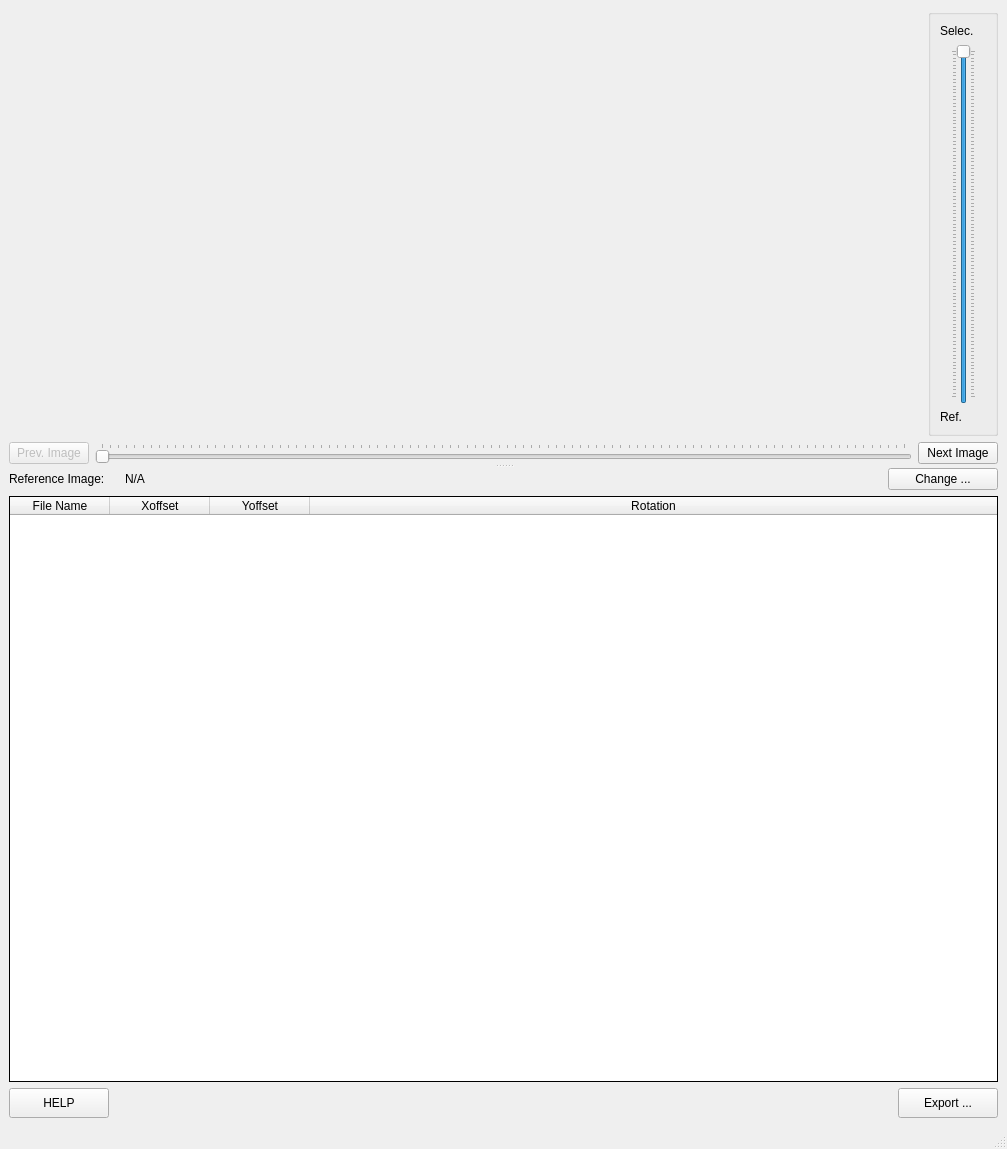
Before: the Qt Designer form ui/ui_registration.ui in neutronimaging/python_notebooks, drawn with Qt 5.
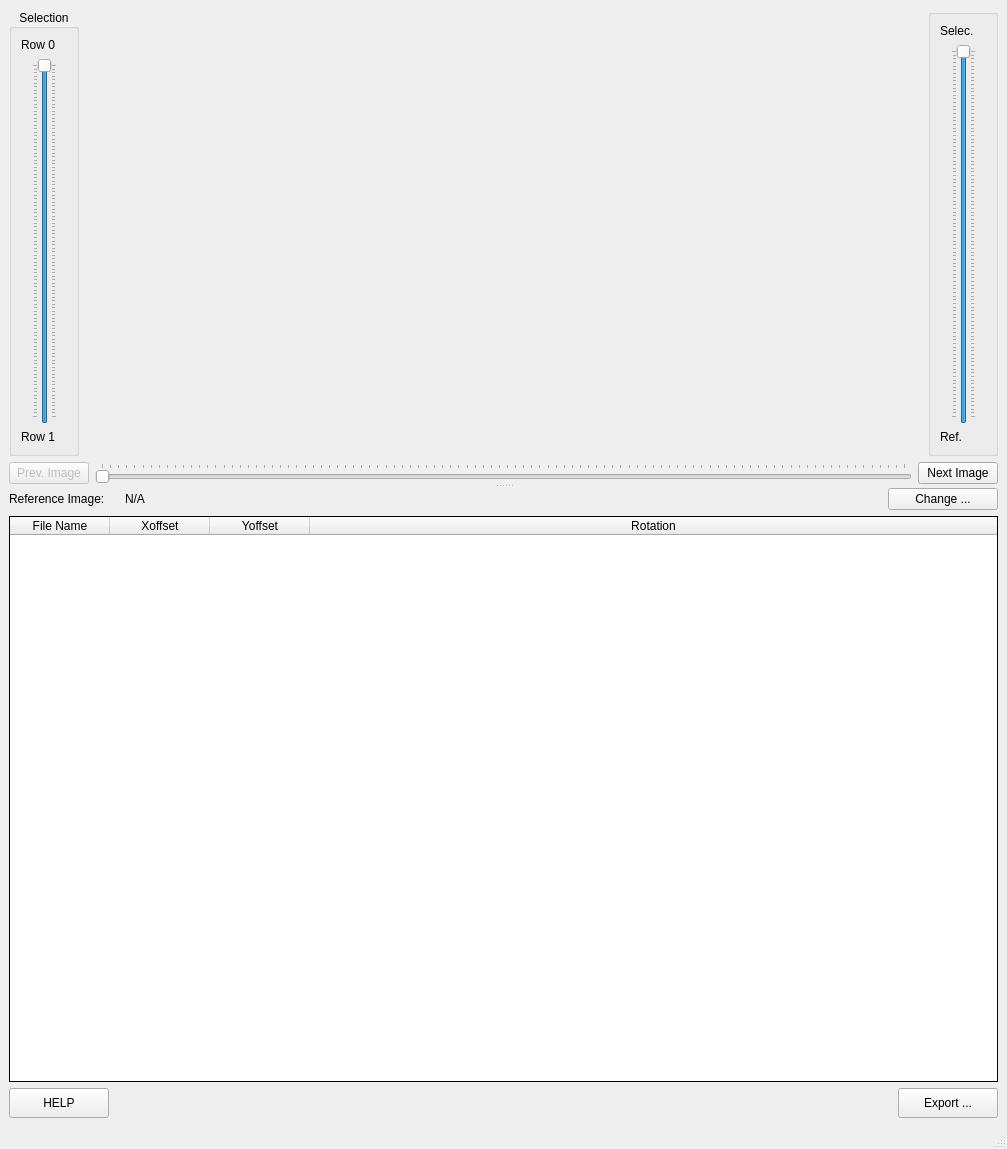
After: the same form once the commit is applied.

Commit message: Started to implement selection slider

```diff
--- a/ui/ui_registration.ui
+++ b/ui/ui_registration.ui
@@ -33,6 +33,96 @@
        <layout class="QVBoxLayout" name="verticalLayout_2">
         <item>
          <layout class="QHBoxLayout" name="horizontalLayout_2">
+          <item>
+           <widget class="QGroupBox" name="selection_groupBox">
+            <property name="enabled">
+             <bool>true</bool>
+            </property>
+            <property name="minimumSize">
+             <size>
+              <width>70</width>
+              <height>0</height>
+             </size>
+            </property>
+            <property name="maximumSize">
+             <size>
+              <width>60</width>
+              <height>16777215</height>
+             </size>
+            </property>
+            <property name="layoutDirection">
+             <enum>Qt::LeftToRight</enum>
+            </property>
+            <property name="title">
+             <string>Selection</string>
+            </property>
+            <property name="alignment">
+             <set>Qt::AlignCenter</set>
+            </property>
+            <layout class="QVBoxLayout" name="verticalLayout_5">
+             <property name="rightMargin">
+              <number>19</number>
+             </property>
+             <item>
+              <widget class="QLabel" name="label_4">
+               <property name="minimumSize">
+                <size>
+                 <width>50</width>
+                 <height>0</height>
+                </size>
+               </property>
+               <property name="text">
+                <string>Row 0</string>
+               </property>
+              </widget>
+             </item>
+             <item>
+              <widget class="QSlider" name="opacity_slider_2">
+               <property name="cursor">
+                <cursorShape>SizeVerCursor</cursorShape>
+               </property>
+               <property name="accessibleDescription">
+                <string extracomment="Working Image Opacity"/>
+               </property>
+               <property name="layoutDirection">
+                <enum>Qt::RightToLeft</enum>
+               </property>
+               <property name="maximum">
+                <number>100</number>
+               </property>
+               <property name="value">
+                <number>100</number>
+               </property>
+               <property name="orientation">
+                <enum>Qt::Vertical</enum>
+               </property>
+               <property name="invertedAppearance">
+                <bool>false</bool>
+               </property>
+               <property name="invertedControls">
+                <bool>false</bool>
+               </property>
+               <property name="tickPosition">
+                <enum>QSlider::TicksBothSides</enum>
+               </property>
+              </widget>
+             </item>
+             <item>
+              <widget class="QLabel" name="label_5">
+               <property name="minimumSize">
+                <size>
+                 <width>50</width>
+                 <height>0</height>
+                </size>
+               </property>
+               <property name="text">
+                <string>Row 1</string>
+               </property>
+              </widget>
+             </item>
+            </layout>
+           </widget>
+          </item>
           <item>
            <widget class="QWidget" name="pyqtgraph_widget" native="true">
             <property name="sizePolicy">
```
The commit also changes 3 other files.
